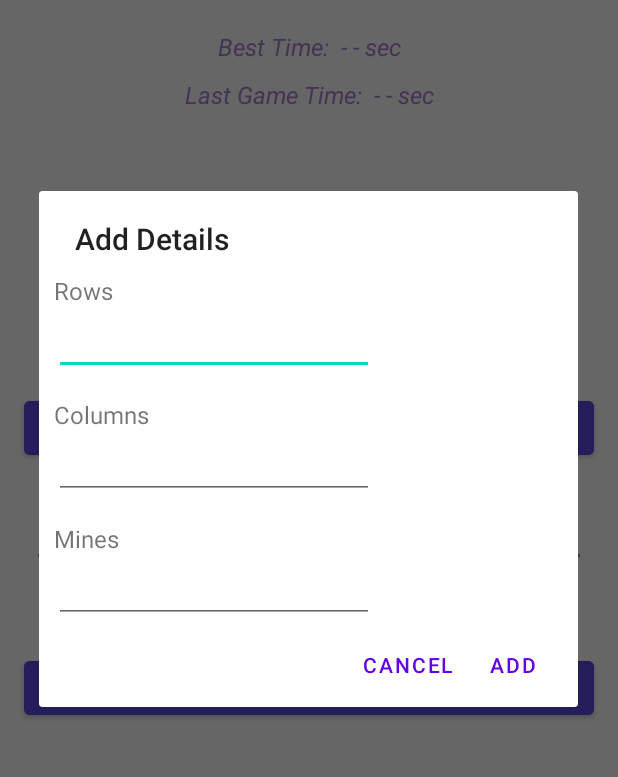
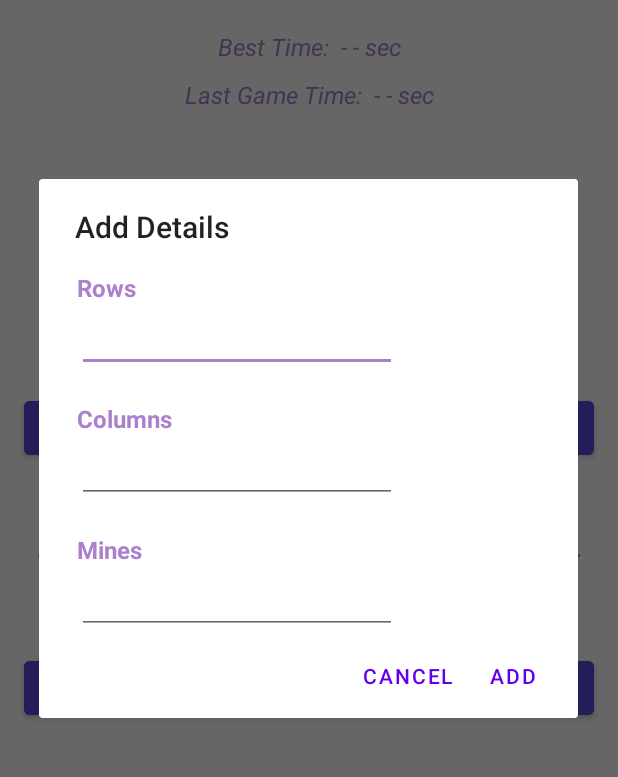
Before and after one commit to jyotikmayur7/Minesweeper, an Android app: the screen it shows after launch (MainActivity), after a tap on "CREATE CUSTOM BOARD", on a phone screen of 412 x 824 dp, the part 169-946 px from its top. Run offline under Robolectric (Android 15) with nearby library versions, the phone set to English and light mode, and no system bars.

Commit message:
Improved custom_game_add layout

```diff
--- a/app/src/main/res/layout/custom_game_add.xml
+++ b/app/src/main/res/layout/custom_game_add.xml
@@ -3,16 +3,19 @@
     xmlns:app="http://schemas.android.com/apk/res-auto"
     xmlns:tools="http://schemas.android.com/tools"
     android:layout_width="match_parent"
-    android:layout_height="250dp">
+    android:layout_height="260dp">
 
     <TextView
         android:id="@+id/rows_label"
         android:layout_width="wrap_content"
         android:layout_height="wrap_content"
+        android:layout_marginTop="16dp"
         android:text="@string/rows"
         android:textSize="16sp"
-        android:layout_marginTop="10dp"
-        android:layout_marginStart="10dp"
+        android:textColor="@color/lavender"
+        android:textStyle="bold"
+        app:layout_constraintEnd_toEndOf="parent"
+        app:layout_constraintHorizontal_bias="0.08"
         app:layout_constraintStart_toStartOf="parent"
         app:layout_constraintTop_toTopOf="parent" />
 
@@ -30,7 +33,9 @@
         android:layout_width="wrap_content"
         android:layout_height="wrap_content"
         android:text="@string/columns"
-        android:layout_marginTop="15dp"
+        android:textColor="@color/lavender"
+        android:textStyle="bold"
+        android:layout_marginTop="20dp"
         android:textSize="16sp"
         app:layout_constraintStart_toStartOf="@+id/rows"
         app:layout_constraintTop_toBottomOf="@+id/rows" />
@@ -49,8 +54,10 @@
         android:layout_width="wrap_content"
         android:layout_height="wrap_content"
         android:text="@string/mines"
-        android:layout_marginTop="15dp"
+        android:layout_marginTop="20dp"
         android:textSize="16sp"
+        android:textStyle="bold"
+        android:textColor="@color/lavender"
         app:layout_constraintStart_toStartOf="@+id/cols"
         app:layout_constraintTop_toBottomOf="@+id/cols" />
 
--- a/app/src/main/res/values/themes.xml
+++ b/app/src/main/res/values/themes.xml
@@ -6,7 +6,7 @@
         <item name="colorPrimaryVariant">@color/purple_700</item>
         <item name="colorOnPrimary">@color/white</item>
         <!-- Secondary brand color. -->
-        <item name="colorSecondary">@color/teal_200</item>
+        <item name="colorSecondary">@color/lavender</item>
         <item name="colorSecondaryVariant">@color/teal_700</item>
         <item name="colorOnSecondary">@color/black</item>
         <!-- Status bar color. -->
```
